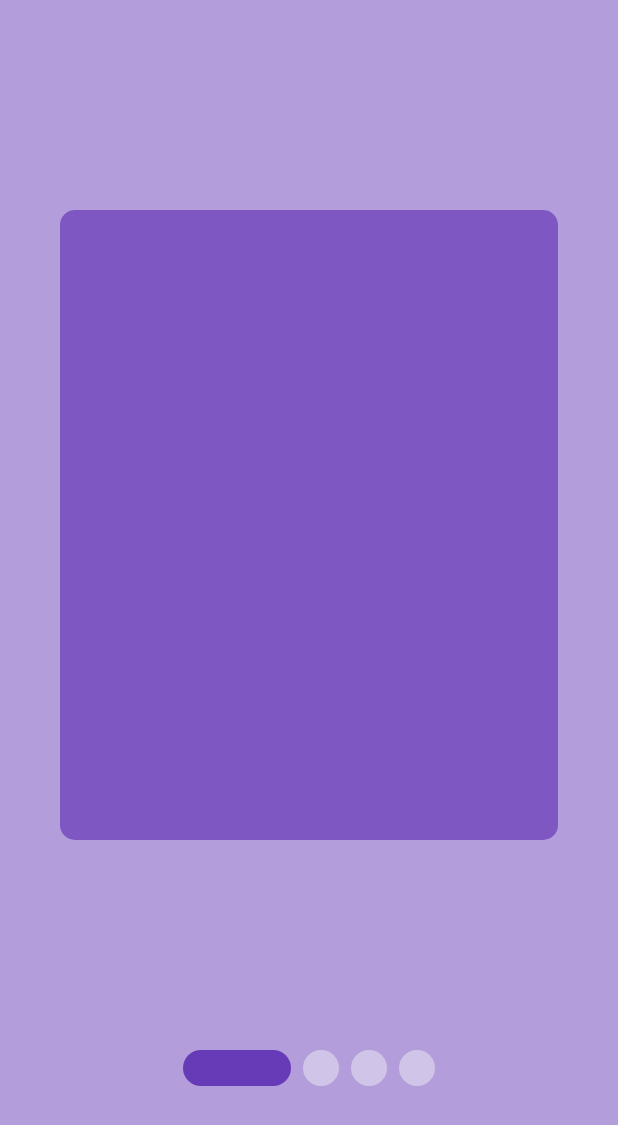
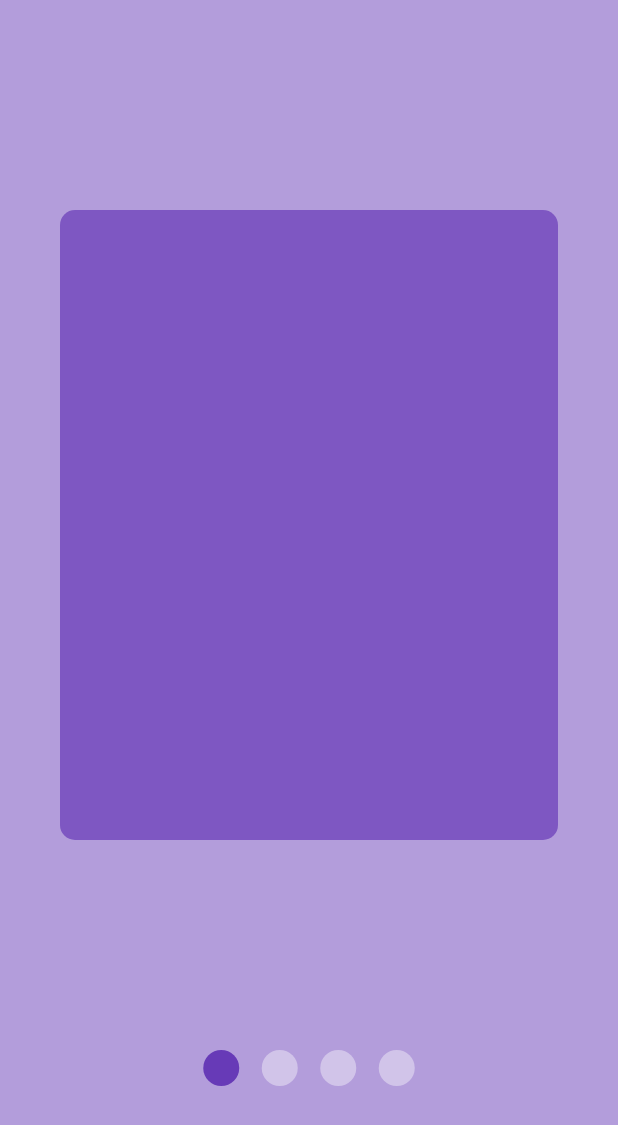
Before and after one commit to hadyaan/smooth-dot-indicator, a Flutter app: the screen it shows after launch, on a phone screen of 412 x 824 dp. Shown: the top 1125 px of the screen. Run offline on Flutter 3.47's test engine with Material 3 defaults, Android fonts, the phone set to English and light mode, and no system bars; drawn by our look-alikes of smooth_page_indicator.

Commit message:
Mengganti efek perpindahan dot navigasi.

```diff
--- a/lib/homepage.dart
+++ b/lib/homepage.dart
@@ -32,11 +32,14 @@ class HomePage extends StatelessWidget {
           SmoothPageIndicator(
             controller: _controller,
             count: 4,
-            effect: ExpandingDotsEffect(
+            effect: JumpingDotEffect(
+              // ada 3 jenis efek: tanpa effect / ExpandingDotsEffect / SwapEffect / JumpingDotEffect(tambahkan verticalOffset jika ingin dot nya loncat keatas)
               activeDotColor: Colors.deepPurple,
               dotColor: Colors.deepPurple.shade100,
               dotHeight: 24,
               dotWidth: 24,
+              spacing: 15,
+              verticalOffset: 20,
             ),
           )
         ],
```
